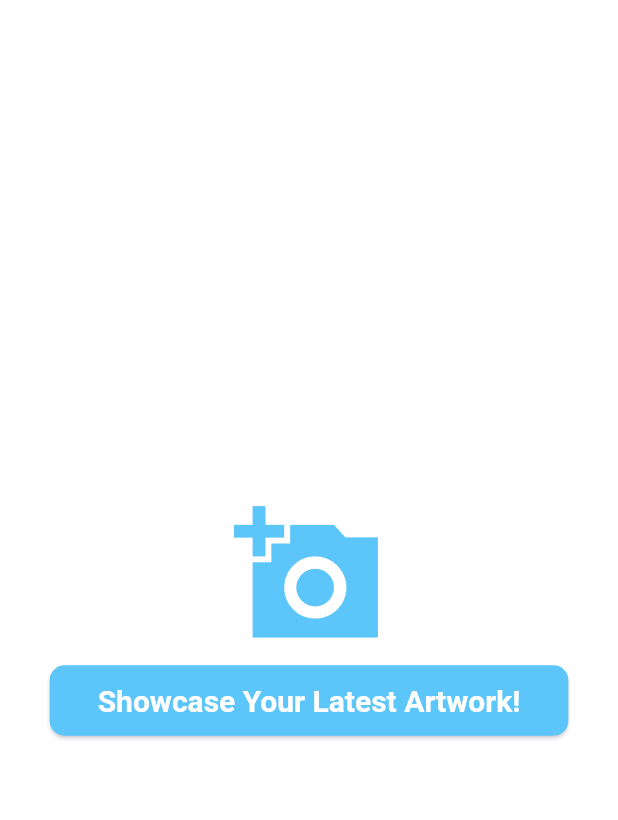
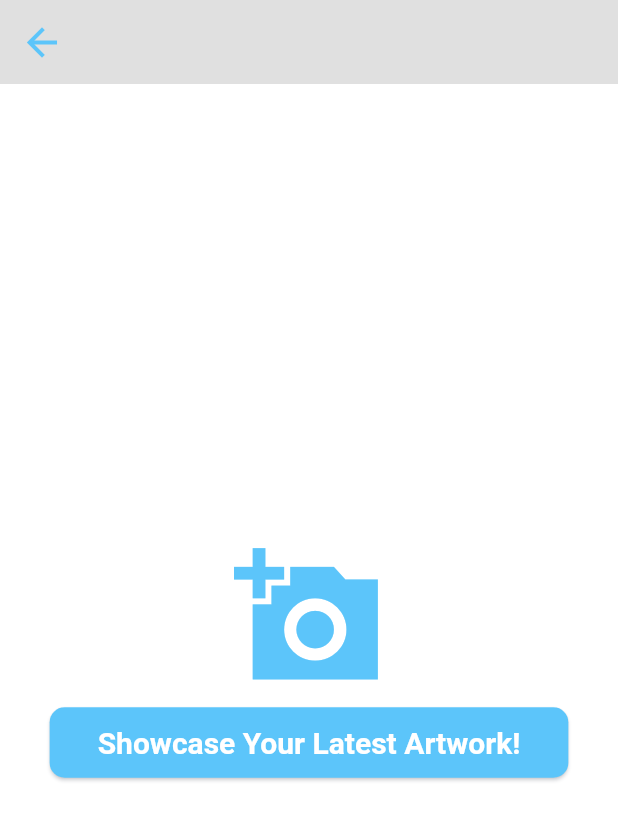
Before and after one commit to Oct56/4360-Project-2, a Flutter app: the screen it shows once a user with an empty profile is signed in, item 2 of the bottom bar chosen, on a phone screen of 412 x 824 dp. Shown: the top 820 px of the screen. Run offline on Flutter 3.47's test engine with Material 3 defaults, Android fonts, the phone set to English and light mode, and no system bars; our stand-ins replace cloud_firestore, firebase_auth, firebase_core, firebase_storage, image_picker; missing offline and left inert: dart:ffi; accounts and stored records are empty.

Commit message:
final push

```diff
--- a/lib/components/comment.dart
+++ b/lib/components/comment.dart
@@ -21,7 +21,7 @@ class Comment extends StatelessWidget {
       ),
       padding: EdgeInsets.all(8.0),
       child: Column(
-        crossAxisAlignment: CrossAxisAlignment.start, // Aligns children to the start of the cross axis
+        crossAxisAlignment: CrossAxisAlignment.start,
         children: [
           Text(
             user,
@@ -30,7 +30,7 @@ class Comment extends StatelessWidget {
               fontWeight: FontWeight.w500,
             ),
           ),
-          SizedBox(height: 4.0), // Add some spacing between user and text
+          SizedBox(height: 4.0),
           Text(text),
         ],
       ),
--- a/lib/screens/post_image.dart
+++ b/lib/screens/post_image.dart
@@ -98,8 +98,17 @@ class _PostState extends State<Post> {
   }
 
   showPost() {
-    return Container(
-      color: Colors.white,
+    return Scaffold(
+      appBar: AppBar(
+        backgroundColor: Colors.grey[300],
+        leading: IconButton(
+          icon: Icon(Icons.arrow_back),
+          onPressed: goHome,
+          iconSize: 30,
+          color: Color.fromARGB(255, 92, 197, 250),
+        ),
+      ),
+      body: Center(
         child: Column(
           mainAxisAlignment: MainAxisAlignment.center,
           children: <Widget>[
@@ -121,10 +130,10 @@ class _PostState extends State<Post> {
                     "Showcase Your Latest Artwork!",
                     style: TextStyle(color: Colors.white, fontSize: 20),
                   ),
-              onPressed: () => chooseCameraOrGallery(context),
-            ),
+                  onPressed: () => chooseCameraOrGallery(context)),
             ),
           ],
+        ),
       ),
     );
   }
@@ -212,13 +221,13 @@ class _PostState extends State<Post> {
     Reference referenceDirImages = referenceRoot.child('images');
     Reference referenceToUpload = referenceDirImages.child(fileName);
 
-    // Upload the file and wait until it's done
+
     UploadTask uploadTask = referenceToUpload.putFile(File(file!.path));
 
-    // Wait for the upload task to complete
+
     TaskSnapshot snapshot = await uploadTask.whenComplete(() {});
 
-    // Get the download URL
+
     String imageURL = await snapshot.ref.getDownloadURL();
     DocumentSnapshot snapshot2 = await databaseRef2.doc(currentUser.uid).get();
     var value;
@@ -230,7 +239,7 @@ class _PostState extends State<Post> {
 
     final post = NewPost(
       id: databaseRef.doc().id,
-      userEmail: currentUser.email!, // Ensure userId is added here
+      userEmail: currentUser.email!,
       username: value,
       caption: writeDescription.text,
       imageURL: imageURL,
--- a/lib/screens/profile.dart
+++ b/lib/screens/profile.dart
@@ -68,7 +68,7 @@ class _ProfilePageState extends State<ProfilePage> {
     return Scaffold(
       appBar: AppBar(
         title: Text('PROFILE'),
-        centerTitle: true, // Center the title
+        centerTitle: true,
       ),
       body: SingleChildScrollView(
         padding: const EdgeInsets.all(16.0),
```
Also changed, not shown: lib/main.dart (+6 -9 lines). Lines whose indentation alone changed are shown as unchanged.
